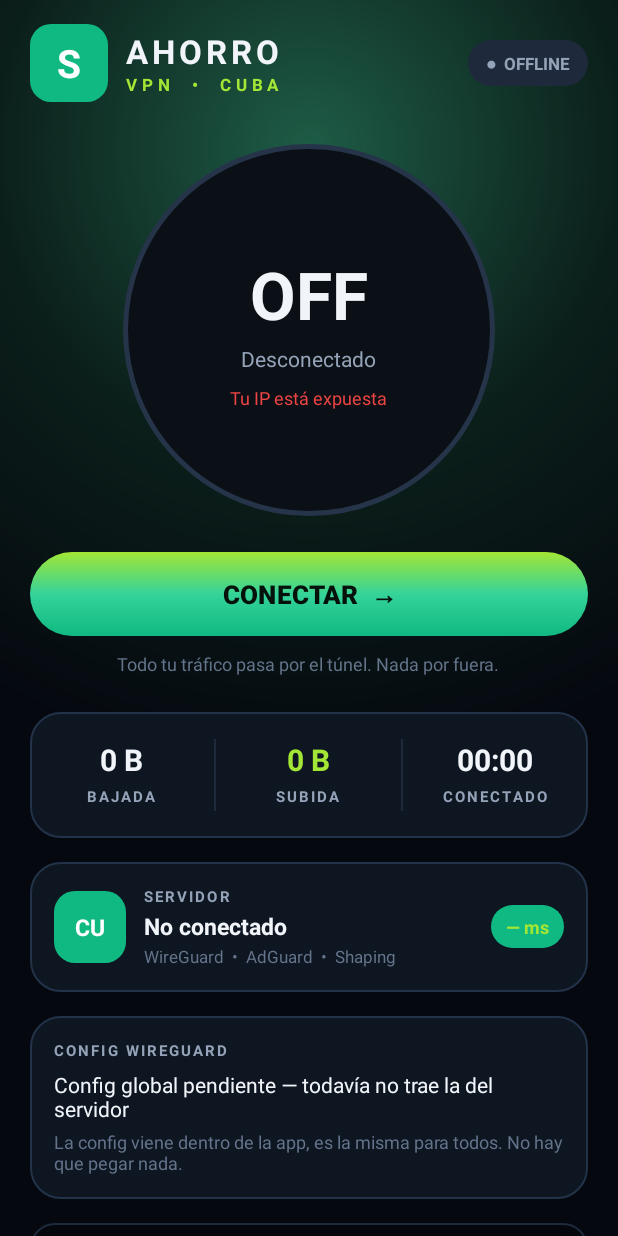
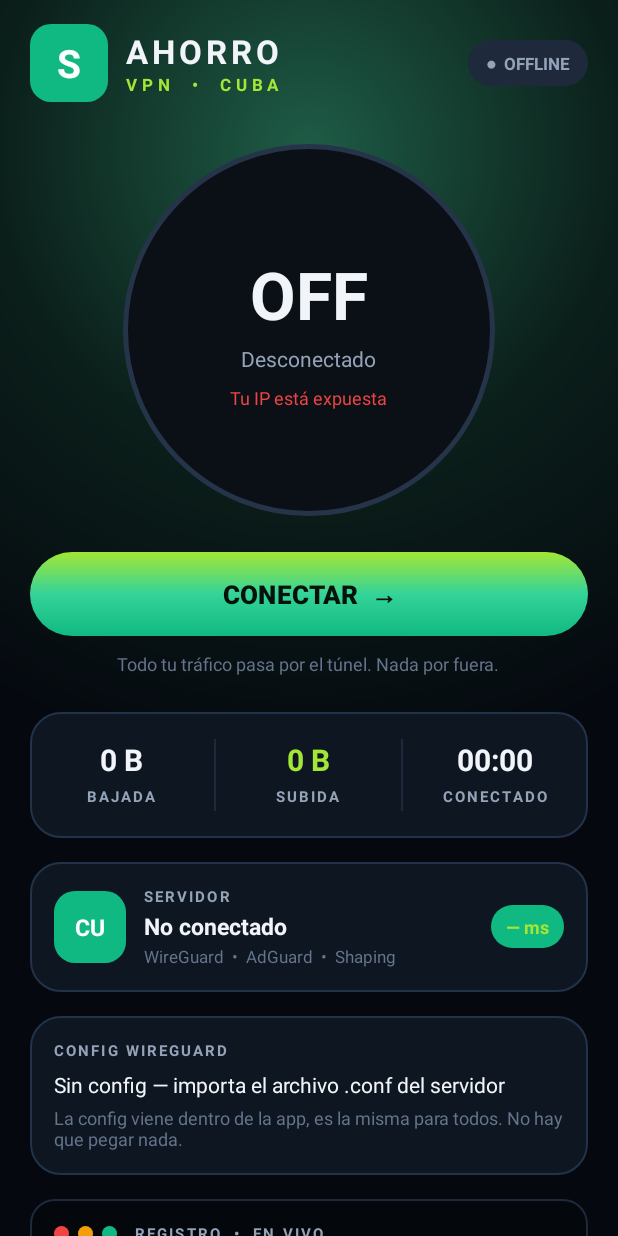
Before and after one commit to Samuveg04/ahorro-datos, an Android app: the screen it shows after launch (MainActivity), after a tap on "CONECTAR →", on a phone screen of 412 x 824 dp. Run offline under Robolectric (Android 15) with nearby library versions, the phone set to English and light mode, and no system bars; 2 statements that could not run were skipped.

Commit message:
Import config .conf: MainActivity con selector de archivo, config importada manda sobre global

```diff
--- a/app/src/main/java/com/ahorro/vpn/MainActivity.kt
+++ b/app/src/main/java/com/ahorro/vpn/MainActivity.kt
@@ -5,6 +5,7 @@ import android.content.ClipData
 import android.content.ClipboardManager
 import android.content.Context
 import android.content.Intent
+import android.net.Uri
 import android.net.VpnService
 import android.os.Build
 import android.os.Bundle
@@ -33,6 +34,53 @@ class MainActivity : AppCompatActivity() {
         // Antes se duplicaba porque onCreate se vuelve a llamar
         // al volver del diálogo de permiso VPN.
         private var openLogged = false
+        private const val PREFS = "ahorro_vpn_prefs"
+        private const val KEY_WG_CONFIG = "wg_config"
+    }
+
+    // Config: primero la importada por el usuario (archivo .conf),
+    // si no hay, la global compilada en WgConfig. Lo pidió Sam 18 nov:
+    // la app es solo para sus amigos, no comercial, y cada uno importa
+    // su propio archivo de config.
+    private val prefs by lazy { getSharedPreferences(PREFS, Context.MODE_PRIVATE) }
+
+    private fun getEffectiveConfig(): String {
+        val imported = prefs.getString(KEY_WG_CONFIG, "")?.trim().orEmpty()
+        if (imported.isNotBlank()) return imported
+        return WgConfig.CONFIG.trim()
+    }
+
+    private fun updateConfigStatus() {
+        val imported = prefs.getString(KEY_WG_CONFIG, "")?.trim().orEmpty()
+        findViewById<TextView>(R.id.txtConfigStatus)?.text = when {
+            imported.isNotBlank() -> "Config importada ✓ (archivo .conf)"
+            WgConfig.CONFIG.trim().isNotBlank() -> "Config global incluida ✓"
+            else -> "Sin config — importa el archivo .conf del servidor"
+        }
+    }
+
+    private val importConfigLauncher = registerForActivityResult(
+        ActivityResultContracts.GetContent()
+    ) { uri: Uri? ->
+        if (uri == null) {
+            VpnLog.info("Importar config cancelado.")
+            return@registerForActivityResult
+        }
+        try {
+            val text = contentResolver.openInputStream(uri)?.bufferedReader().use { it?.readText() }?.trim().orEmpty()
+            if (!text.contains("[Interface]") || !text.contains("[Peer]")) {
+                VpnLog.error("Archivo importado no es una config WireGuard válida.")
+                Toast.makeText(this, "Ese archivo no es una config WireGuard válida", Toast.LENGTH_LONG).show()
+                return@registerForActivityResult
+            }
+            prefs.edit().putString(KEY_WG_CONFIG, text).apply()
+            VpnLog.info("Config WireGuard importada desde archivo.")
+            Toast.makeText(this, "Config importada ✓", Toast.LENGTH_SHORT).show()
+            updateConfigStatus()
+        } catch (e: Exception) {
+            VpnLog.error("No se pudo leer el archivo de config", e)
+            Toast.makeText(this, "No se pudo leer ese archivo", Toast.LENGTH_LONG).show()
+        }
     }
 
     private var vpnOn = false
@@ -95,11 +143,11 @@ class MainActivity : AppCompatActivity() {
         btn.setOnClickListener {
             if (!vpnOn) {
                 VpnLog.info("Botón Conectar tocado.")
-                // Sin config global no se conecta ni se finge conectado.
-                // Lo pidió Sam: si no hay config, no debería ni conectar.
-                if (WgConfig.CONFIG.trim().isBlank()) {
-                    VpnLog.error("Sin config WireGuard global. No se conecta.")
-                    Toast.makeText(this, "Sin config: la app todavía no trae la config del servidor", Toast.LENGTH_LONG).show()
+                // Sin config (ni importada ni global) no se conecta
+                // ni se finge conectado. Lo pidió Sam.
+                if (getEffectiveConfig().isBlank()) {
+                    VpnLog.error("Sin config WireGuard. Importa el archivo .conf del servidor.")
+                    Toast.makeText(this, "Sin config: importa el archivo .conf del servidor", Toast.LENGTH_LONG).show()
                     return@setOnClickListener
                 }
                 val intent = VpnService.prepare(this)
@@ -121,11 +169,19 @@ class MainActivity : AppCompatActivity() {
             VpnLog.info("Log copiado al portapapeles.")
         }
 
-        // Config GLOBAL: viene compilada en WgConfig, no se pega en la app.
-        // Aquí solo se muestra si está incluida o pendiente.
-        findViewById<TextView>(R.id.txtConfigStatus)?.text =
-            if (WgConfig.CONFIG.trim().isBlank()) "Config global pendiente — todavía no trae la del servidor"
-            else "Config global incluida ✓"
+        // Config: importada por archivo o global compilada.
+        // Solo se muestra el estado; el archivo se importa con el botón.
+        updateConfigStatus()
+        findViewById<MaterialButton>(R.id.btnImportConfig)?.setOnClickListener {
+            VpnLog.info("Importar config tocado.")
+            importConfigLauncher.launch("*/*")
+        }
+        findViewById<MaterialButton>(R.id.btnClearConfig)?.setOnClickListener {
+            prefs.edit().remove(KEY_WG_CONFIG).apply()
+            VpnLog.info("Config importada borrada.")
+            Toast.makeText(this, "Config borrada", Toast.LENGTH_SHORT).show()
+            updateConfigStatus()
+        }
 
         VpnLog.addListener(logListener)
         updateUi()
```
